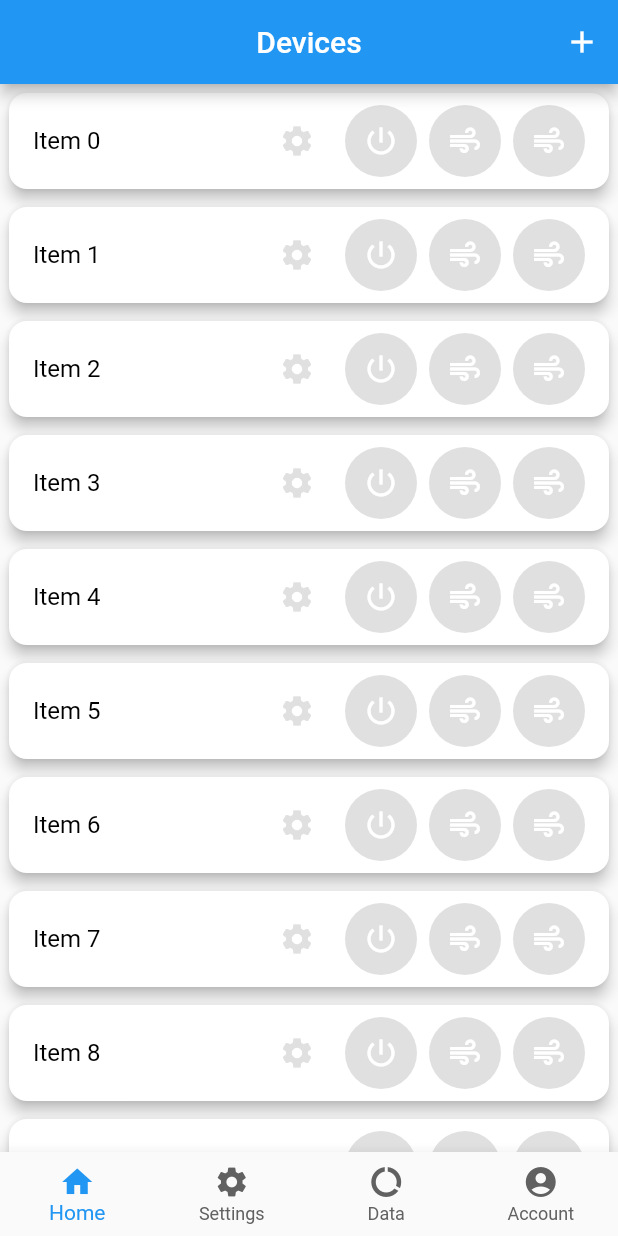
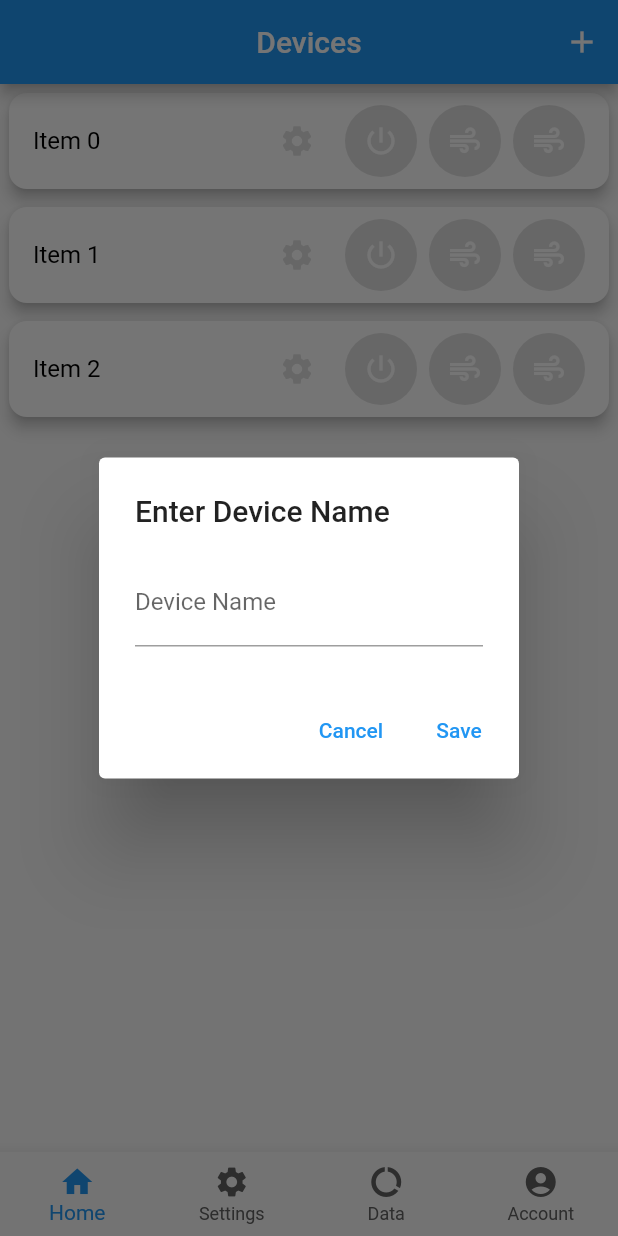
Before and after one commit to TylerHight/Que-App, a Flutter app: the screen it shows after launch, after a tap on the "add" icon, on a phone screen of 412 x 824 dp. Run offline on Flutter 3.47's test engine with Material 2 defaults, Android fonts, the phone set to English and light mode, and no system bars.

Commit message:
added naming of new devices with working delete button (no confirmation dialog)

```diff
--- /dev/null
+++ b/lib/device_name_dialog.dart
@@ -0,0 +1,45 @@
+// device_name_dialog.dart
+
+import 'package:flutter/material.dart';
+
+class DeviceNameDialog extends StatefulWidget {
+  final Function(String) onDeviceNameEntered;
+
+  DeviceNameDialog({required this.onDeviceNameEntered});
+
+  @override
+  _DeviceNameDialogState createState() => _DeviceNameDialogState();
+}
+
+class _DeviceNameDialogState extends State<DeviceNameDialog> {
+  final TextEditingController _deviceNameController = TextEditingController();
+
+  @override
+  Widget build(BuildContext context) {
+    return AlertDialog(
+      title: Text('Enter Device Name'),
+      content: TextField(
+        controller: _deviceNameController,
+        decoration: InputDecoration(labelText: 'Device Name'),
+      ),
+      actions: <Widget>[
+        TextButton(
+          child: Text('Cancel'),
+          onPressed: () {
+            Navigator.of(context).pop();
+          },
+        ),
+        TextButton(
+          child: Text('Save'),
+          onPressed: () {
+            String deviceName = _deviceNameController.text.trim();
+            if (deviceName.isNotEmpty) {
+              widget.onDeviceNameEntered(deviceName);
+              Navigator.of(context).pop();
+            }
+          },
+        ),
+      ],
+    );
+  }
+}
--- a/lib/device_remote.dart
+++ b/lib/device_remote.dart
@@ -1,3 +1,5 @@
+// device_remote.dart
+
 import 'package:flutter/material.dart';
 import 'binary_button.dart';
 
--- a/lib/device_settings.dart
+++ b/lib/device_settings.dart
@@ -1,3 +1,5 @@
+// device_settings.dart
+
 import 'package:flutter/material.dart';
 
 class DeviceSettingsScreen extends StatelessWidget {
--- a/lib/home_screen.dart
+++ b/lib/home_screen.dart
@@ -1,6 +1,9 @@
+// home_screen.dart
+
 import 'package:flutter/material.dart';
 import 'device_remote.dart';
 import 'device_settings.dart';
+import 'device_name_dialog.dart'; // Import the new dialog file
 
 class HomeScreen extends StatefulWidget {
   @override
@@ -8,12 +11,19 @@ class HomeScreen extends StatefulWidget {
 }
 
 class _HomeScreenState extends State<HomeScreen> {
-  final List<String> deviceTitles = List.generate(10, (index) => 'Item $index');
+  final List<String> deviceTitles = List.generate(3, (index) => 'Item $index');
 
-  void addDevice() {
-    setState(() {
-      deviceTitles.add('New Device');
-    });
+  void addDevice(BuildContext context) {
+    showDialog(
+      context: context,
+      builder: (context) => DeviceNameDialog(
+        onDeviceNameEntered: (deviceName) {
+          setState(() {
+            deviceTitles.add(deviceName);
+          });
+        },
+      ),
+    );
   }
 
   void deleteDevice(int index) {
@@ -54,7 +64,9 @@ class _HomeScreenState extends State<HomeScreen> {
               Icons.add,
               color: Colors.white,
             ),
-            onPressed: addDevice,
+            onPressed: () {
+              addDevice(context);
+            },
           ),
         ],
       ),
--- a/lib/main.dart
+++ b/lib/main.dart
@@ -1,3 +1,5 @@
+// main.dart
+
 import 'package:flutter/material.dart';
 import 'home_screen.dart';
 import 'settings_screen.dart';
```
